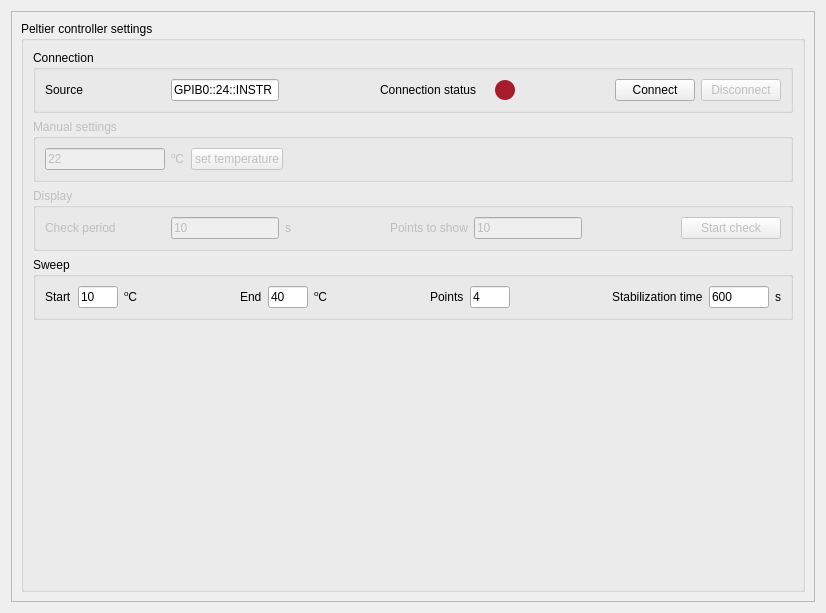
Qt form plugins/itc503/itc503_settingsWidget.ui (pyIVLS/pyIVLS) before a commit.
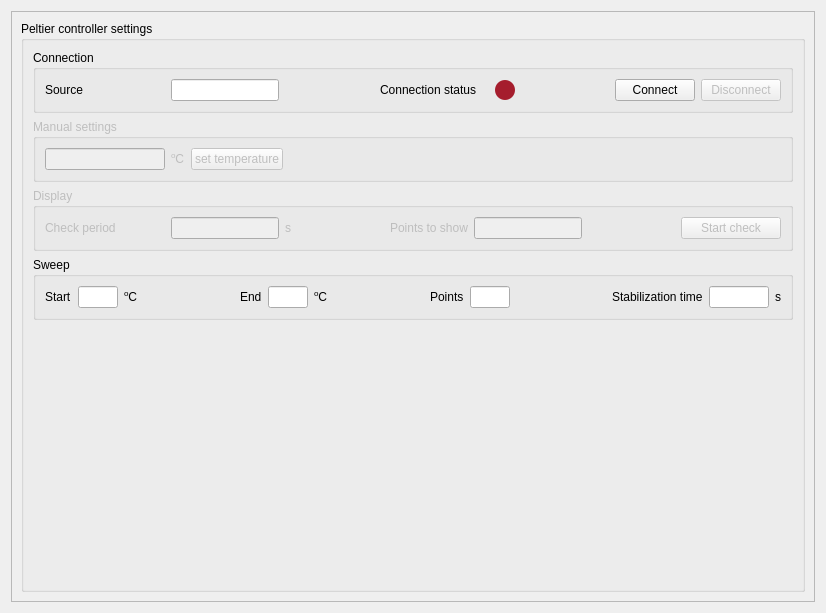
The same form after that commit.

Commit message: Added settings saving for itc

Diff of the .ui file:
```diff
--- a/plugins/itc503/itc503_settingsWidget.ui
+++ b/plugins/itc503/itc503_settingsWidget.ui
@@ -69,7 +69,7 @@
              <item>
               <widget class="QLineEdit" name="source">
                <property name="text">
-                <string>GPIB0::24::INSTR</string>
+                <string/>
                </property>
               </widget>
              </item>
@@ -170,7 +170,7 @@
                 </size>
                </property>
                <property name="text">
-                <string>22</string>
+                <string/>
                </property>
               </widget>
              </item>
@@ -232,7 +232,7 @@
              <item>
               <widget class="QLineEdit" name="periodEdit">
                <property name="text">
-                <string>10</string>
+                <string/>
                </property>
               </widget>
              </item>
@@ -272,7 +272,7 @@
              <item>
               <widget class="QLineEdit" name="periodPtsEdit">
                <property name="text">
-                <string>10</string>
+                <string/>
                </property>
               </widget>
              </item>
@@ -333,7 +333,7 @@
                 </size>
                </property>
                <property name="text">
-                <string>10</string>
+                <string/>
                </property>
               </widget>
              </item>
@@ -373,7 +373,7 @@
                 </size>
                </property>
                <property name="text">
-                <string>40</string>
+                <string/>
                </property>
               </widget>
              </item>
@@ -413,7 +413,7 @@
                 </size>
                </property>
                <property name="text">
-                <string>4</string>
+                <string/>
                </property>
               </widget>
              </item>
@@ -446,7 +446,7 @@
                 </size>
                </property>
                <property name="text">
-                <string>600</string>
+                <string/>
                </property>
               </widget>
              </item>
```
Left out of the diff: 18 changed lines with no effect on the pictures. The commit also changes 4 other files.
